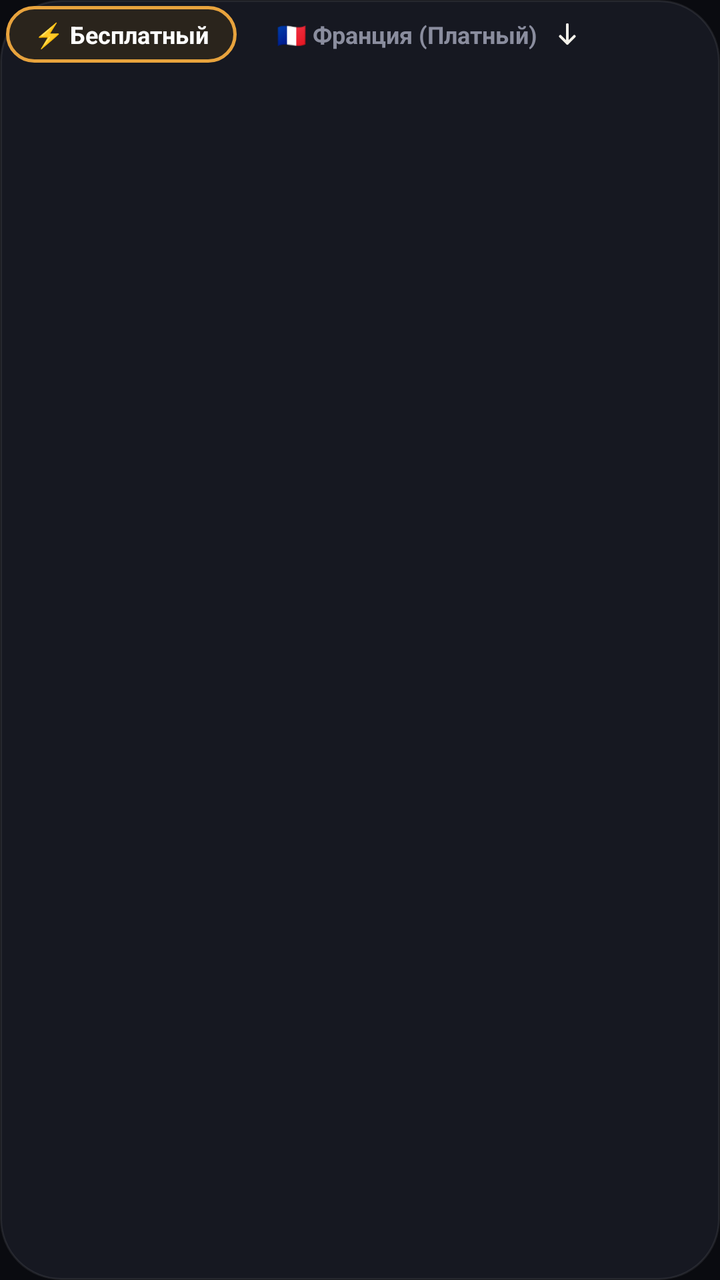
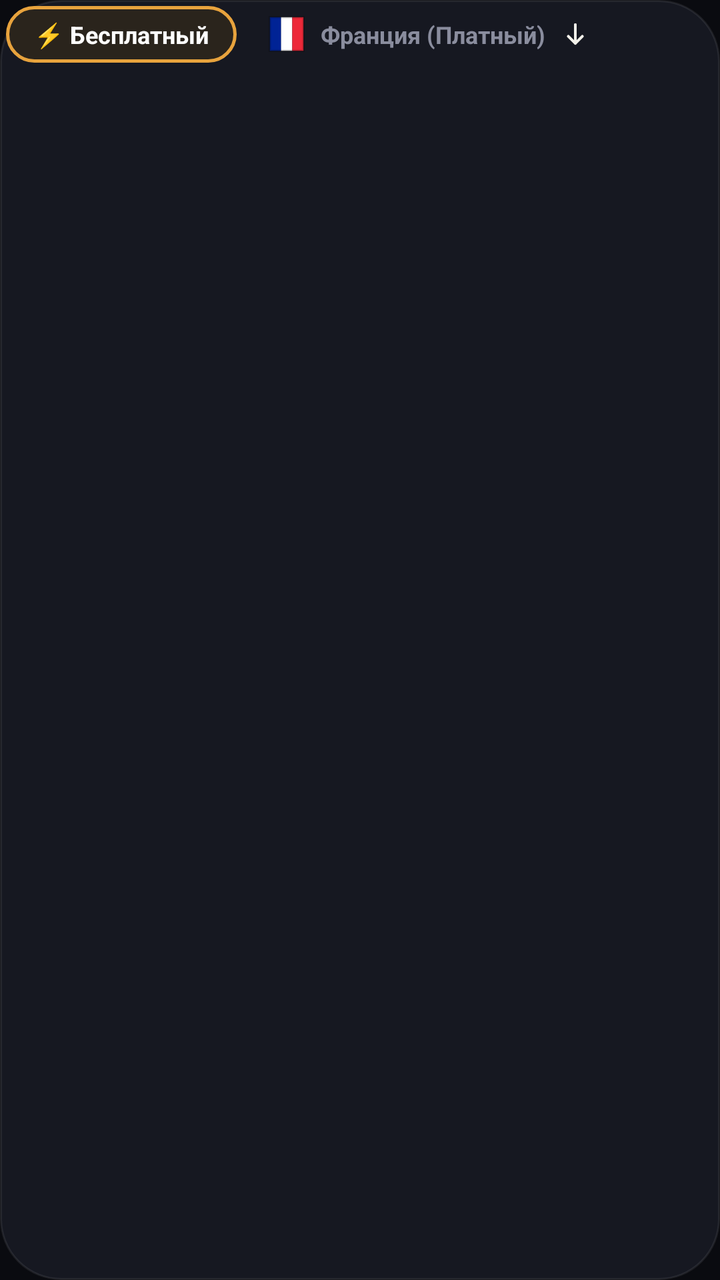

Compare the two renders of this Android layout. The source of the first and the diff that turns it into the second are given below.
<!-- AndroidManifest.xml: application theme Theme.Mirage -->
<!-- res/layout/layout_server_plan.xml -->
<?xml version="1.0" encoding="utf-8"?>
<LinearLayout xmlns:android="http://schemas.android.com/apk/res/android"
    xmlns:app="http://schemas.android.com/apk/res-auto"
    android:layout_width="wrap_content"
    android:layout_height="wrap_content"
    android:layout_marginTop="12dp"
    android:background="@drawable/bg_pill"
    android:orientation="horizontal"
    android:padding="3dp">

    <TextView
        android:id="@+id/btnPlanFree"
        android:layout_width="wrap_content"
        android:layout_height="wrap_content"
        android:background="@drawable/bg_pill_active"
        android:clickable="true"
        android:focusable="true"
        android:paddingStart="14dp"
        android:paddingTop="6dp"
        android:paddingEnd="14dp"
        android:paddingBottom="6dp"
        android:text="@string/plan_free"
        android:textColor="#FFFFFF"
        android:textSize="12sp"
        android:textStyle="bold"
        android:maxLines="1"
        app:autoSizeTextType="uniform"
        app:autoSizeMinTextSize="9sp"
        app:autoSizeMaxTextSize="12sp"
        app:autoSizeStepGranularity="1sp" />

    <LinearLayout
        android:id="@+id/btnPlanFranceGroup"
        android:layout_width="wrap_content"
        android:layout_height="wrap_content"
        android:layout_marginStart="4dp"
        android:background="@android:color/transparent"
        android:clickable="true"
        android:focusable="true"
        android:gravity="center_vertical"
        android:orientation="horizontal">

        <TextView
            android:id="@+id/btnPlanFrance"
            android:layout_width="wrap_content"
            android:layout_height="wrap_content"
            android:background="@android:color/transparent"
            android:maxLines="1"
            android:paddingStart="16dp"
            android:paddingTop="6dp"
            android:paddingEnd="2dp"
            android:paddingBottom="6dp"
            android:text="@string/plan_france"
            android:textColor="@color/ink_soft"
            android:textSize="12sp"
            android:textStyle="bold"
            app:autoSizeTextType="uniform"
            app:autoSizeMinTextSize="9sp"
            app:autoSizeMaxTextSize="12sp"
            app:autoSizeStepGranularity="1sp" />

        <ImageView
            android:id="@+id/btnPaidServerChevron"
            android:layout_width="26dp"
            android:layout_height="26dp"
            android:layout_marginEnd="8dp"
            android:background="?android:attr/selectableItemBackgroundBorderless"
            android:clickable="true"
            android:contentDescription="@string/paid_server_picker_title"
            android:focusable="true"
            android:padding="6dp"
            android:src="@drawable/ic_arrow_down" />
    </LinearLayout>
</LinearLayout>
<!-- resources referenced by this layout -->
<resources>
  <color name="ink_soft">#8A8D9E</color>
  <!-- drawable bg_pill (drawable) -->
  <?xml version="1.0" encoding="utf-8"?>
  <shape xmlns:android="http://schemas.android.com/apk/res/android"
      android:shape="rectangle">
      <corners android:radius="30dp" />
      <solid android:color="@color/card" />
      <stroke
          android:width="1dp"
          android:color="@color/card_stroke" />
  </shape>
  <!-- drawable bg_pill_active (drawable) -->
  <?xml version="1.0" encoding="utf-8"?>
  <shape xmlns:android="http://schemas.android.com/apk/res/android"
      android:shape="rectangle">
      <corners android:radius="30dp" />
      <solid android:color="#2A241C" />
      <stroke
          android:width="1.5dp"
          android:color="#E8A33D" />
  </shape>
  <!-- drawable ic_arrow_down (drawable) -->
  <vector xmlns:android="http://schemas.android.com/apk/res/android"
      android:width="14dp"
      android:height="14dp"
      android:viewportWidth="24"
      android:viewportHeight="24">
      <path
          android:strokeColor="@color/ink"
          android:strokeWidth="2.4"
          android:strokeLineCap="round"
          android:strokeLineJoin="round"
          android:pathData="M12,4v16 M6,14l6,6l6,-6" />
  </vector>
  <string name="paid_server_picker_title">Платный сервер</string>
  <string name="plan_france">🇫🇷 Франция (Платный)</string>
  <string name="plan_free">⚡ Бесплатный</string>
  <style name="Theme.Mirage" parent="Theme.Material3.Dark.NoActionBar">
          <item name="android:windowBackground">@color/bg</item>
          <item name="android:statusBarColor">@color/bg</item>
          <item name="android:navigationBarColor">@color/bg</item>
          <item name="android:windowLightStatusBar">false</item>
          <item name="colorPrimary">@color/amber</item>
          <item name="colorSecondary">@color/amber_deep</item>
          <item name="colorSurface">@color/card</item>
          <item name="colorOnSurface">@color/ink</item>
      </style>
  <color name="card">#161821</color>
  <color name="card_stroke">#14FFFFFF</color>
  <color name="ink">#F3F1EA</color>
  <color name="bg">#0A0B10</color>
  <color name="amber">#E8A33D</color>
  <color name="amber_deep">#C9722A</color>
</resources>

<!-- the commit's change to res/layout/layout_server_plan.xml (unified diff, before → after) -->
@@ -40,13 +40,22 @@
         android:gravity="center_vertical"
         android:orientation="horizontal">
 
+        <ImageView
+            android:id="@+id/ivPaidNodeFlag"
+            android:layout_width="18dp"
+            android:layout_height="18dp"
+            android:layout_marginStart="12dp"
+            android:layout_marginEnd="6dp"
+            android:contentDescription="@null"
+            android:src="@drawable/ic_france" />
+
         <TextView
             android:id="@+id/btnPlanFrance"
             android:layout_width="wrap_content"
             android:layout_height="wrap_content"
             android:background="@android:color/transparent"
             android:maxLines="1"
-            android:paddingStart="16dp"
+            android:paddingStart="2dp"
             android:paddingTop="6dp"
             android:paddingEnd="2dp"
             android:paddingBottom="6dp"
<!-- resource entries referenced after the edit -->
@@ -34,8 +34,30 @@
           android:strokeLineJoin="round"
           android:pathData="M12,4v16 M6,14l6,6l6,-6" />
   </vector>
+  <!-- drawable ic_france (drawable) -->
+  <?xml version="1.0" encoding="utf-8"?>
+  <vector xmlns:android="http://schemas.android.com/apk/res/android"
+      android:width="18dp"
+      android:height="18dp"
+      android:viewportWidth="18"
+      android:viewportHeight="18">
+      <path
+          android:fillColor="#002395"
+          android:pathData="M0.6,0.6h5.6v16.8h-5.6z" />
+      <path
+          android:fillColor="#FFFFFF"
+          android:pathData="M6.2,0.6h5.6v16.8h-5.6z" />
+      <path
+          android:fillColor="#ED2939"
+          android:pathData="M11.8,0.6h5.6v16.8h-5.6z" />
+      <path
+          android:fillColor="#00000000"
+          android:strokeColor="#33000000"
+          android:strokeWidth="1.2"
+          android:pathData="M0.6,0.6h16.8v16.8h-16.8z" />
+  </vector>
   <string name="paid_server_picker_title">Платный сервер</string>
-  <string name="plan_france">🇫🇷 Франция (Платный)</string>
+  <string name="plan_france">Франция (Платный)</string>
   <string name="plan_free">⚡ Бесплатный</string>
   <style name="Theme.Mirage" parent="Theme.Material3.Dark.NoActionBar">
           <item name="android:windowBackground">@color/bg</item>
